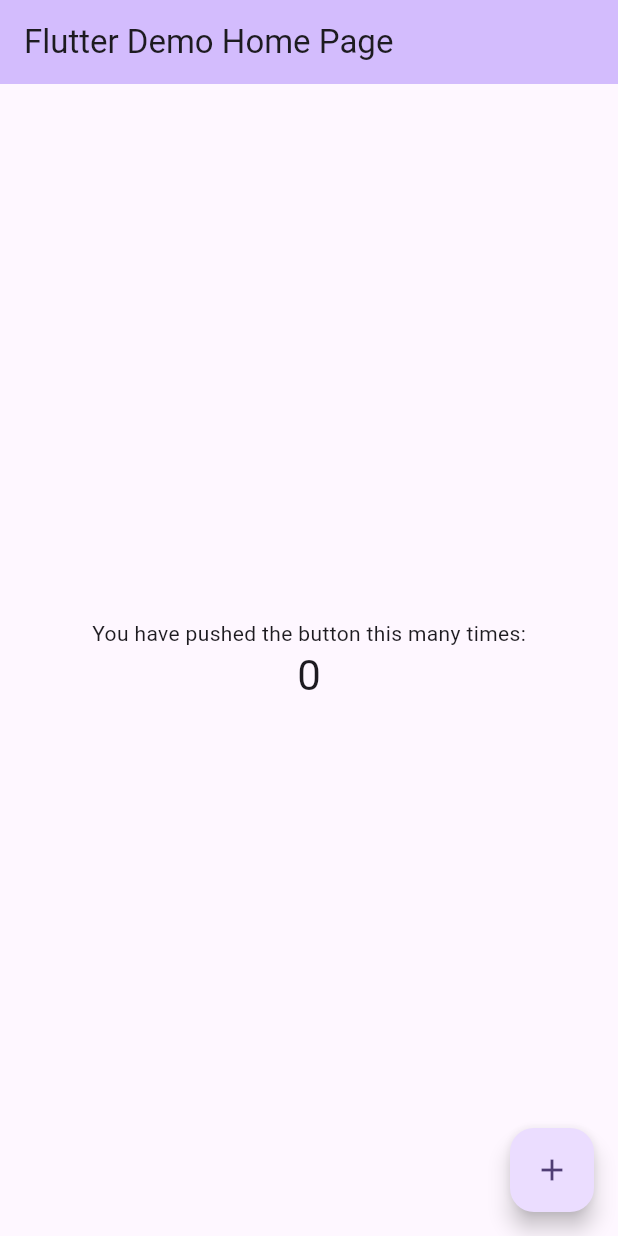
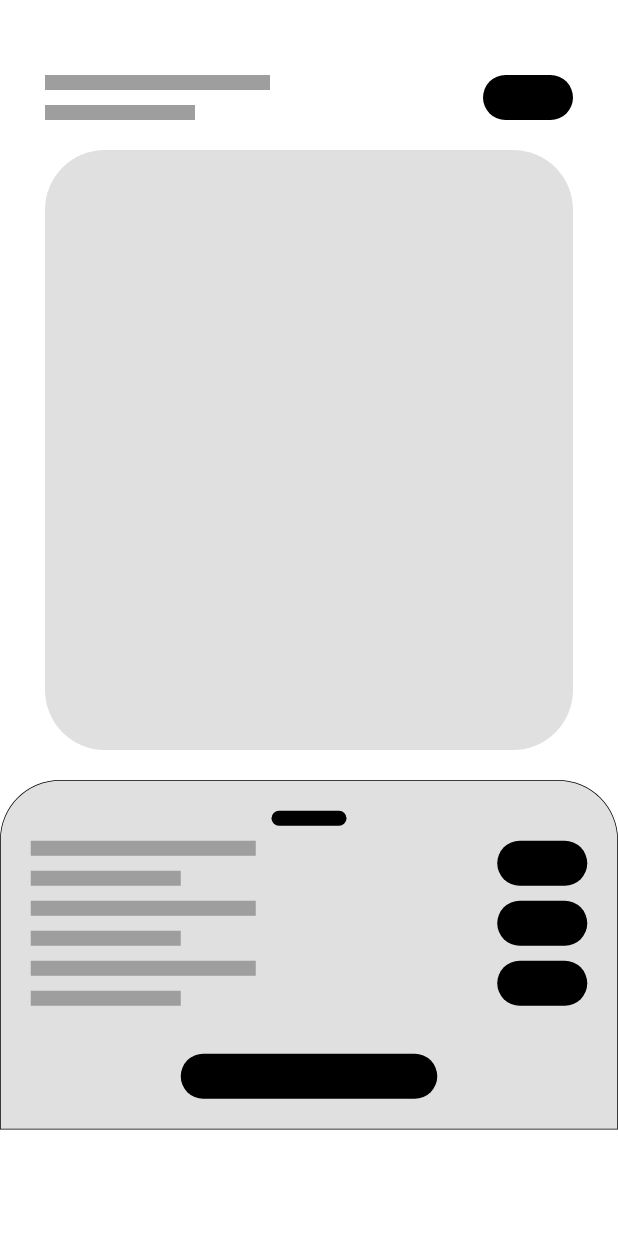
Before and after one commit to ahvvad/IEEE-Flutter-Committee, a Flutter app: the screen it shows after launch, on a phone screen of 412 x 824 dp. Run offline on Flutter 3.47's test engine with Material 3 defaults, Android fonts, the phone set to English and light mode, and no system bars.

```diff
--- /dev/null
+++ b/the_flutter_app/lib/S5/wire_farme.dart
@@ -0,0 +1,189 @@
+import 'package:flutter/material.dart';
+
+class WireFarme extends StatelessWidget {
+  const WireFarme({super.key});
+
+  @override
+  Widget build(BuildContext context) {
+    return Scaffold(
+      backgroundColor: Colors.white,
+      body: Column(
+        children: [
+          Padding(
+            padding: const EdgeInsets.only(right: 30, left: 30, top: 50),
+            child: Row(
+              mainAxisAlignment: MainAxisAlignment.spaceBetween,
+              children: [
+                Column(
+                  crossAxisAlignment: CrossAxisAlignment.start,
+                  children: [
+                    Container(
+                      width: 150,
+                      height: 10,
+                      color: Colors.grey,
+                    ),
+                    const SizedBox(height: 10),
+                    Container(
+                      width: 100,
+                      height: 10,
+                      color: Colors.grey,
+                    ),
+                  ],
+                ),
+                Container(
+                  width: 60,
+                  height: 30,
+                  decoration: BoxDecoration(
+                    color: Colors.black,
+                    borderRadius: BorderRadius.circular(50),
+                  ),
+                )
+              ],
+            ),
+          ),
+          const SizedBox(height: 20),
+          Padding(
+            padding: const EdgeInsets.only(right: 30, left: 30),
+            child: Container(
+              width: double.infinity,
+              height: 400,
+              decoration: BoxDecoration(
+                color: Colors.grey.shade300,
+                borderRadius: BorderRadius.circular(40),
+              ),
+            ),
+          ),
+          const SizedBox(height: 20),
+          Container(
+            width: double.infinity,
+            decoration: BoxDecoration(
+              color: Colors.grey.shade300,
+              borderRadius: const BorderRadius.only(
+                topLeft: Radius.circular(40),
+                topRight: Radius.circular(40),
+              ),
+              border: Border.all(color: Colors.black, width: .5),
+            ),
+            child: Padding(
+              padding: const EdgeInsets.all(20.0),
+              child: Column(
+                children: [
+                  Container(
+                    width: 50,
+                    height: 10,
+                    decoration: BoxDecoration(
+                      color: Colors.black,
+                      borderRadius: BorderRadius.circular(40),
+                    ),
+                  ),
+                  const SizedBox(height: 10),
+                  Row(
+                    mainAxisAlignment: MainAxisAlignment.spaceBetween,
+                    children: [
+                      Column(
+                        crossAxisAlignment: CrossAxisAlignment.start,
+                        children: [
+                          Container(
+                            width: 150,
+                            height: 10,
+                            color: Colors.grey,
+                          ),
+                          const SizedBox(height: 10),
+                          Container(
+                            width: 100,
+                            height: 10,
+                            color: Colors.grey,
+                          ),
+                        ],
+                      ),
+                      Container(
+                        width: 60,
+                        height: 30,
+                        decoration: BoxDecoration(
+                          color: Colors.black,
+                          borderRadius: BorderRadius.circular(50),
+                        ),
+                      )
+                    ],
+                  ),
+                  const SizedBox(height: 10),
+                  Row(
+                    mainAxisAlignment: MainAxisAlignment.spaceBetween,
+                    children: [
+                      Column(
+                        crossAxisAlignment: CrossAxisAlignment.start,
+                        children: [
+                          Container(
+                            width: 150,
+                            height: 10,
+                            color: Colors.grey,
+                          ),
+                          const SizedBox(height: 10),
+                          Container(
+                            width: 100,
+                            height: 10,
+                            color: Colors.grey,
+                          ),
+                        ],
+                      ),
+                      Container(
+                        width: 60,
+                        height: 30,
+                        decoration: BoxDecoration(
+                          color: Colors.black,
+                          borderRadius: BorderRadius.circular(50),
+                        ),
+                      )
+                    ],
+                  ),
+                  const SizedBox(height: 10),
+                  Row(
+                    mainAxisAlignment: MainAxisAlignment.spaceBetween,
+                    children: [
+                      Column(
+                        crossAxisAlignment: CrossAxisAlignment.start,
+                        children: [
+                          Container(
+                            width: 150,
+                            height: 10,
+                            color: Colors.grey,
+                          ),
+                          const SizedBox(height: 10),
+                          Container(
+                            width: 100,
+                            height: 10,
+                            color: Colors.grey,
+                          ),
+                        ],
+                      ),
+                      Container(
+                        width: 60,
+                        height: 30,
+                        decoration: BoxDecoration(
+                          color: Colors.black,
+                          borderRadius: BorderRadius.circular(50),
+                        ),
+                      )
+                    ],
+                  ),
+                  const SizedBox(height: 32),
+                  Padding(
+                    padding: const EdgeInsets.symmetric(horizontal: 100.0),
+                    child: Container(
+                      width: double.infinity,
+                      height: 30,
+                      decoration: BoxDecoration(
+                        color: Colors.black,
+                        borderRadius: BorderRadius.circular(50),
+                      ),
+                    ),
+                  )
+                ],
+              ),
+            ),
+          )
+        ],
+      ),
+    );
+  }
+}
--- a/the_flutter_app/lib/main.dart
+++ b/the_flutter_app/lib/main.dart
@@ -1,4 +1,5 @@
 import 'package:flutter/material.dart';
+import 'package:the_flutter_app/S5/wire_farme.dart';
 
 void main() {
   runApp(const MyApp());
@@ -7,119 +8,11 @@ void main() {
 class MyApp extends StatelessWidget {
   const MyApp({super.key});
 
-  // This widget is the root of your application.
   @override
   Widget build(BuildContext context) {
     return MaterialApp(
       title: 'Flutter Demo',
-      theme: ThemeData(
-        // This is the theme of your application.
-        //
-        // TRY THIS: Try running your application with "flutter run". You'll see
-        // the application has a purple toolbar. Then, without quitting the app,
-        // try changing the seedColor in the colorScheme below to Colors.green
-        // and then invoke "hot reload" (save your changes or press the "hot
-        // reload" button in a Flutter-supported IDE, or press "r" if you used
-        // the command line to start the app).
-        //
-        // Notice that the counter didn't reset back to zero; the application
-        // state is not lost during the reload. To reset the state, use hot
-        // restart instead.
-        //
-        // This works for code too, not just values: Most code changes can be
-        // tested with just a hot reload.
-        colorScheme: ColorScheme.fromSeed(seedColor: Colors.deepPurple),
-        useMaterial3: true,
-      ),
-      home: const MyHomePage(title: 'Flutter Demo Home Page'),
+      home: WireFarme(),
     );
   }
 }
-
-class MyHomePage extends StatefulWidget {
-  const MyHomePage({super.key, required this.title});
-
-  // This widget is the home page of your application. It is stateful, meaning
-  // that it has a State object (defined below) that contains fields that affect
-  // how it looks.
-
-  // This class is the configuration for the state. It holds the values (in this
-  // case the title) provided by the parent (in this case the App widget) and
-  // used by the build method of the State. Fields in a Widget subclass are
-  // always marked "final".
-
-  final String title;
-
-  @override
-  State<MyHomePage> createState() => _MyHomePageState();
-}
-
-class _MyHomePageState extends State<MyHomePage> {
-  int _counter = 0;
-
-  void _incrementCounter() {
-    setState(() {
-      // This call to setState tells the Flutter framework that something has
-      // changed in this State, which causes it to rerun the build method below
-      // so that the display can reflect the updated values. If we changed
-      // _counter without calling setState(), then the build method would not be
-      // called again, and so nothing would appear to happen.
-      _counter++;
-    });
-  }
-
-  @override
-  Widget build(BuildContext context) {
-    // This method is rerun every time setState is called, for instance as done
-    // by the _incrementCounter method above.
-    //
-    // The Flutter framework has been optimized to make rerunning build methods
-    // fast, so that you can just rebuild anything that needs updating rather
-    // than having to individually change instances of widgets.
-    return Scaffold(
-      appBar: AppBar(
-        // TRY THIS: Try changing the color here to a specific color (to
-        // Colors.amber, perhaps?) and trigger a hot reload to see the AppBar
-        // change color while the other colors stay the same.
-        backgroundColor: Theme.of(context).colorScheme.inversePrimary,
-        // Here we take the value from the MyHomePage object that was created by
-        // the App.build method, and use it to set our appbar title.
-        title: Text(widget.title),
-      ),
-      body: Center(
-        // Center is a layout widget. It takes a single child and positions it
-        // in the middle of the parent.
-        child: Column(
-          // Column is also a layout widget. It takes a list of children and
-          // arranges them vertically. By default, it sizes itself to fit its
-          // children horizontally, and tries to be as tall as its parent.
-          //
-          // Column has various properties to control how it sizes itself and
-          // how it positions its children. Here we use mainAxisAlignment to
-          // center the children vertically; the main axis here is the vertical
-          // axis because Columns are vertical (the cross axis would be
-          // horizontal).
-          //
-          // TRY THIS: Invoke "debug painting" (choose the "Toggle Debug Paint"
-          // action in the IDE, or press "p" in the console), to see the
-          // wireframe for each widget.
-          mainAxisAlignment: MainAxisAlignment.center,
-          children: <Widget>[
-            const Text(
-              'You have pushed the button this many times:',
-            ),
-            Text(
-              '$_counter',
-              style: Theme.of(context).textTheme.headlineMedium,
-            ),
-          ],
-        ),
-      ),
-      floatingActionButton: FloatingActionButton(
-        onPressed: _incrementCounter,
-        tooltip: 'Increment',
-        child: const Icon(Icons.add),
-      ), // This trailing comma makes auto-formatting nicer for build methods.
-    );
-  }
-}
```
Also changed, not shown: S5/content.txt (added, +40 -0 lines).
